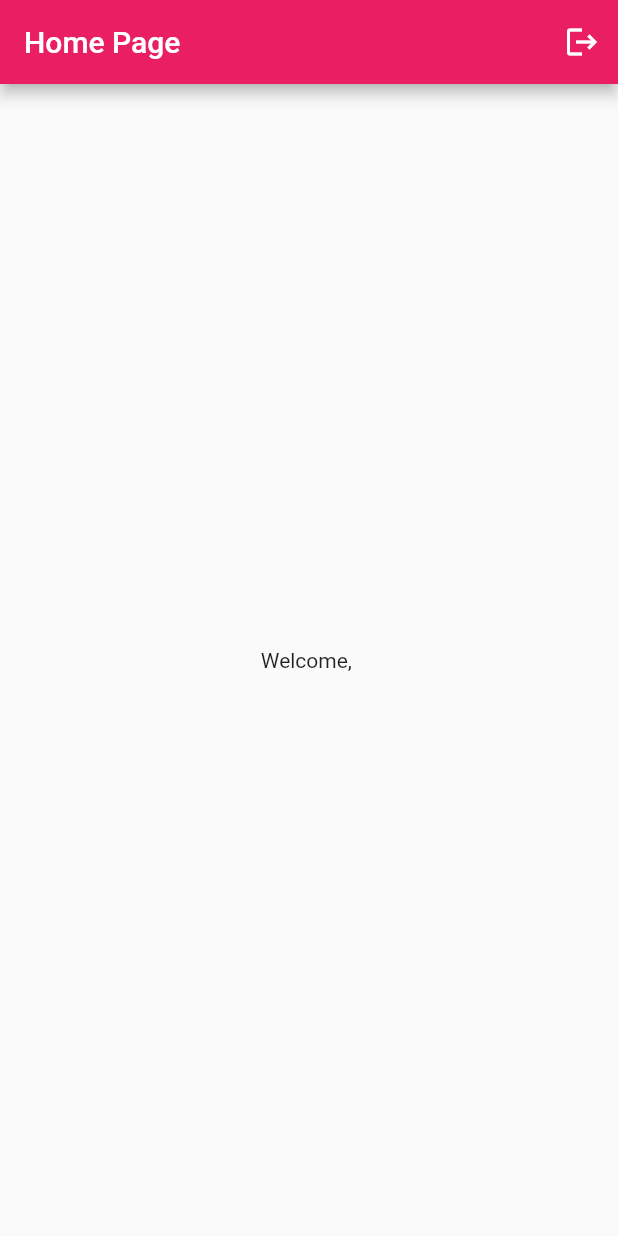
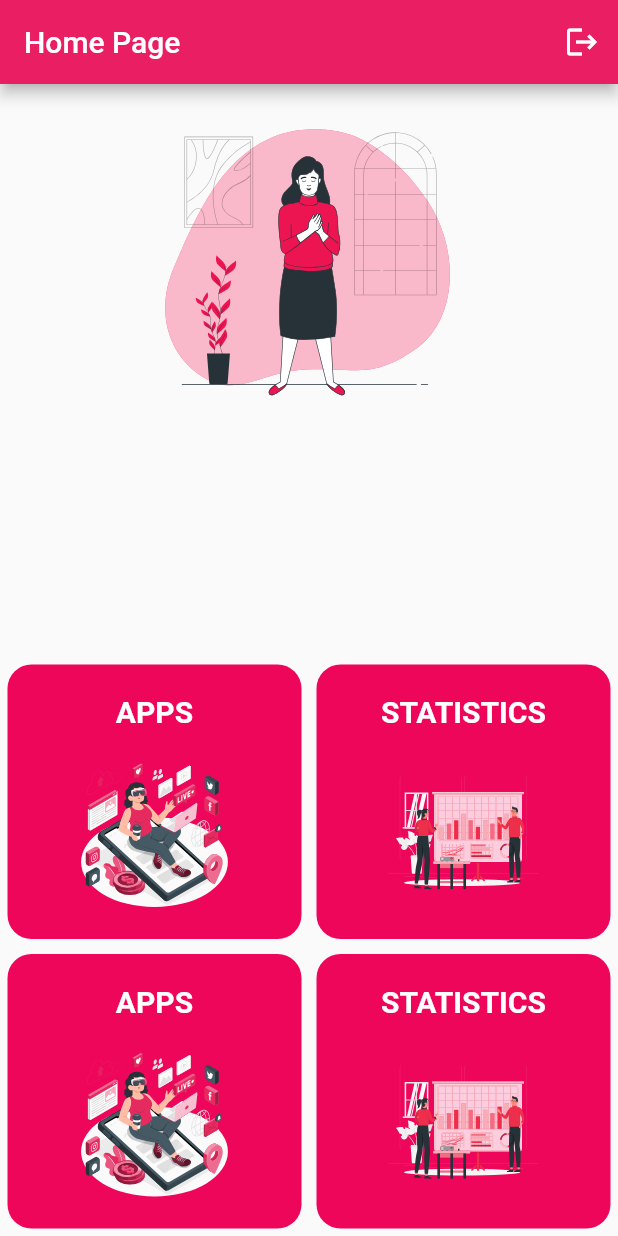
Before and after one commit to Curltai/stressout, a Flutter app: the screen it shows once a user with an empty profile is signed in, on a phone screen of 412 x 824 dp. Run offline on Flutter 3.47's test engine with Material 2 defaults, Android fonts, the phone set to English and light mode, and no system bars; our stand-ins replace firebase_auth, firebase_core, flutter_svg; accounts and stored records are empty.

Commit message:
feat: first version of home page

```diff
--- a/lib/pages/home/home.dart
+++ b/lib/pages/home/home.dart
@@ -1,5 +1,7 @@
 import 'package:firebase_auth/firebase_auth.dart';
 import 'package:flutter/material.dart';
+import 'package:stressout/pages/home/widgets/card.dart';
+import 'package:flutter_svg/flutter_svg.dart';
 
 import '../onboarding/onboarding.dart';
 
@@ -38,8 +40,60 @@ class _HomeState extends State<Home> {
           IconButton(onPressed: signUserOut, icon: const Icon(Icons.logout))
         ],
       ),
-      body: Center(
-        child: Text('Welcome, ${_currentUser?.email}'),
+      body: SafeArea(
+        child: Center(
+          child: Column(
+            mainAxisAlignment: MainAxisAlignment.center,
+            children: [
+              const SizedBox(
+                height: 20,
+              ),
+              Row(
+                mainAxisAlignment: MainAxisAlignment.center,
+                children: [
+                  // Text('Welcome, ${_currentUser?.email}'),
+
+                  SvgPicture.asset('assets/images/background-home-1.svg',
+                      height: 200),
+                ],
+              ),
+              const Spacer(),
+              const Column(
+                mainAxisAlignment: MainAxisAlignment.end,
+                children: [
+                  Row(
+                    children: [
+                      Expanded(
+                        child: MyCard(
+                            label: 'APPS',
+                            imagePath: 'assets/images/card-1.svg'),
+                      ),
+                      Expanded(
+                        child: MyCard(
+                            label: 'STATISTICS',
+                            imagePath: 'assets/images/card-2.svg'),
+                      ),
+                    ],
+                  ),
+                  Row(
+                    children: [
+                      Expanded(
+                        child: MyCard(
+                            label: 'APPS',
+                            imagePath: 'assets/images/card-1.svg'),
+                      ),
+                      Expanded(
+                        child: MyCard(
+                            label: 'STATISTICS',
+                            imagePath: 'assets/images/card-2.svg'),
+                      ),
+                    ],
+                  ),
+                ],
+              ),
+            ],
+          ),
+        ),
       ),
     );
   }
--- /dev/null
+++ b/lib/pages/home/widgets/card.dart
@@ -0,0 +1,40 @@
+import 'package:flutter/material.dart';
+import 'package:flutter_svg/flutter_svg.dart';
+
+class MyCard extends StatelessWidget {
+  final String label;
+  final String imagePath;
+
+  const MyCard({super.key, required this.label, required this.imagePath});
+
+  @override
+  Widget build(BuildContext context) {
+    return Container(
+      padding: EdgeInsets.all(20),
+      margin: EdgeInsets.all(5),
+      decoration: BoxDecoration(
+        color: Color.fromARGB(253, 238, 4, 90),
+        borderRadius: BorderRadius.all(Radius.circular(16)),
+      ),
+      child: Center(
+        child: Column(
+          mainAxisAlignment: MainAxisAlignment.center,
+          children: [
+            Text(
+              label,
+              style: const TextStyle(
+                fontSize: 20,
+                fontWeight: FontWeight.bold,
+                color: Colors.white,
+              ),
+            ),
+            const SizedBox(
+              height: 20,
+            ),
+            SvgPicture.asset(imagePath, height: 100),
+          ],
+        ),
+      ),
+    );
+  }
+}
```
Also changed, not shown: assets/images/background-home-1.svg (added), assets/images/card-1.svg (added), assets/images/card-2.svg (added).
